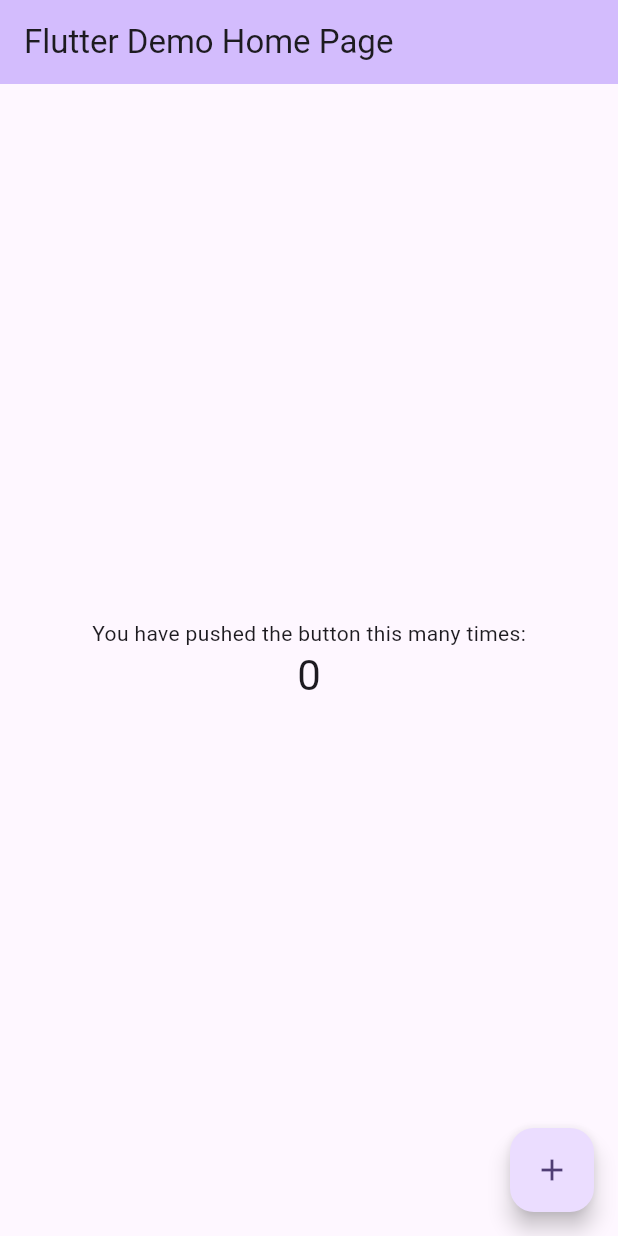
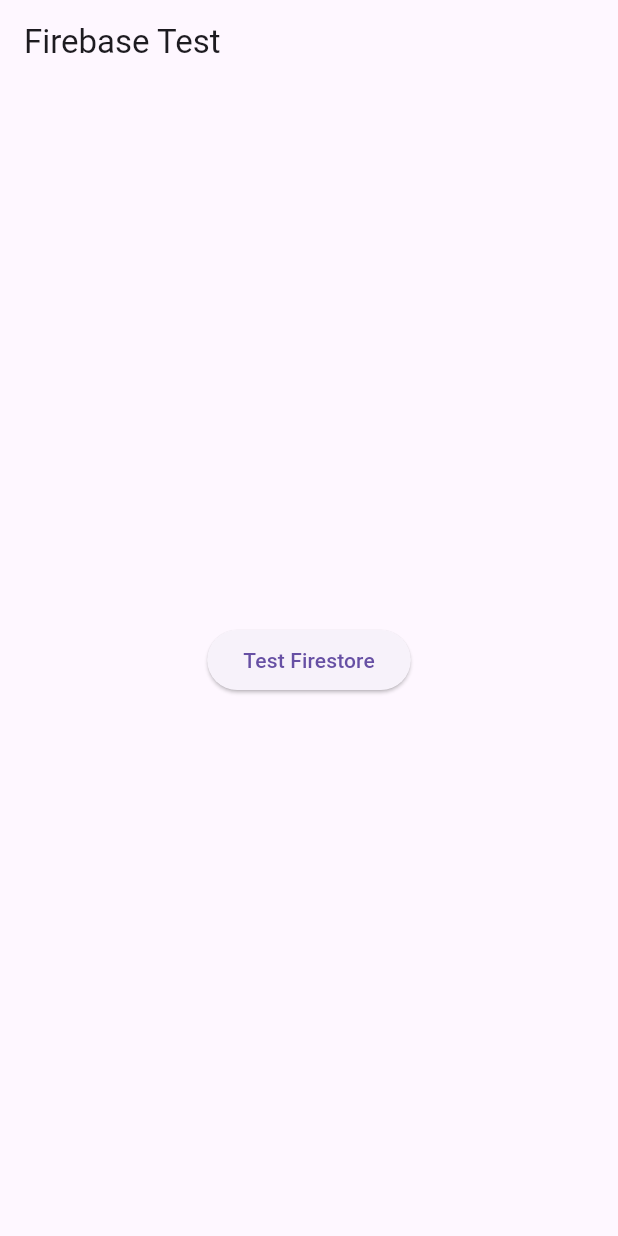
Before and after one commit to iMalikHashim/Personal-Budgeting-App-Flutter-, a Flutter app: the screen it shows after launch, on a phone screen of 412 x 824 dp. Run offline on Flutter 3.47's test engine with Material 3 defaults, Android fonts, the phone set to English and light mode, and no system bars; our stand-ins replace cloud_firestore, firebase_core; accounts and stored records are empty.

Commit message:
Tweaks Done, Integration Working

```diff
--- a/budget_pro/lib/main.dart
+++ b/budget_pro/lib/main.dart
@@ -1,125 +1,54 @@
 import 'package:flutter/material.dart';
+import 'package:firebase_core/firebase_core.dart';
+import 'package:cloud_firestore/cloud_firestore.dart';
 
-void main() {
-  runApp(const MyApp());
+Future<void> main() async {
+  WidgetsFlutterBinding.ensureInitialized();
+
+  await Firebase.initializeApp(
+    options: const FirebaseOptions(
+      apiKey: 'AIzaSyA-Rv4MpRic-sOhdLqEDzszbLIsbUOfVsI',
+      appId: '1:430214389103:android:b2e02f0343c114d8ad5c9a',
+      messagingSenderId: 'your-messaging-sender-id',
+      projectId: 'budgetpro-25955',
+      storageBucket: 'budgetpro-25955.appspot.com',
+    ),
+  );
+
+  runApp(MyApp());
 }
 
 class MyApp extends StatelessWidget {
-  const MyApp({super.key});
-
-  // This widget is the root of your application.
   @override
   Widget build(BuildContext context) {
     return MaterialApp(
-      title: 'Flutter Demo',
-      theme: ThemeData(
-        // This is the theme of your application.
-        //
-        // TRY THIS: Try running your application with "flutter run". You'll see
-        // the application has a purple toolbar. Then, without quitting the app,
-        // try changing the seedColor in the colorScheme below to Colors.green
-        // and then invoke "hot reload" (save your changes or press the "hot
-        // reload" button in a Flutter-supported IDE, or press "r" if you used
-        // the command line to start the app).
-        //
-        // Notice that the counter didn't reset back to zero; the application
-        // state is not lost during the reload. To reset the state, use hot
-        // restart instead.
-        //
-        // This works for code too, not just values: Most code changes can be
-        // tested with just a hot reload.
-        colorScheme: ColorScheme.fromSeed(seedColor: Colors.deepPurple),
-        useMaterial3: true,
-      ),
-      home: const MyHomePage(title: 'Flutter Demo Home Page'),
+      title: 'Firebase Integration Test',
+      home: HomeScreen(),
     );
   }
 }
 
-class MyHomePage extends StatefulWidget {
-  const MyHomePage({super.key, required this.title});
-
-  // This widget is the home page of your application. It is stateful, meaning
-  // that it has a State object (defined below) that contains fields that affect
-  // how it looks.
-
-  // This class is the configuration for the state. It holds the values (in this
-  // case the title) provided by the parent (in this case the App widget) and
-  // used by the build method of the State. Fields in a Widget subclass are
-  // always marked "final".
-
-  final String title;
-
-  @override
-  State<MyHomePage> createState() => _MyHomePageState();
-}
-
-class _MyHomePageState extends State<MyHomePage> {
-  int _counter = 0;
-
-  void _incrementCounter() {
-    setState(() {
-      // This call to setState tells the Flutter framework that something has
-      // changed in this State, which causes it to rerun the build method below
-      // so that the display can reflect the updated values. If we changed
-      // _counter without calling setState(), then the build method would not be
-      // called again, and so nothing would appear to happen.
-      _counter++;
-    });
-  }
-
+class HomeScreen extends StatelessWidget {
   @override
   Widget build(BuildContext context) {
-    // This method is rerun every time setState is called, for instance as done
-    // by the _incrementCounter method above.
-    //
-    // The Flutter framework has been optimized to make rerunning build methods
-    // fast, so that you can just rebuild anything that needs updating rather
-    // than having to individually change instances of widgets.
     return Scaffold(
-      appBar: AppBar(
-        // TRY THIS: Try changing the color here to a specific color (to
-        // Colors.amber, perhaps?) and trigger a hot reload to see the AppBar
-        // change color while the other colors stay the same.
-        backgroundColor: Theme.of(context).colorScheme.inversePrimary,
-        // Here we take the value from the MyHomePage object that was created by
-        // the App.build method, and use it to set our appbar title.
-        title: Text(widget.title),
-      ),
+      appBar: AppBar(title: Text('Firebase Test')),
       body: Center(
-        // Center is a layout widget. It takes a single child and positions it
-        // in the middle of the parent.
-        child: Column(
-          // Column is also a layout widget. It takes a list of children and
-          // arranges them vertically. By default, it sizes itself to fit its
-          // children horizontally, and tries to be as tall as its parent.
-          //
-          // Column has various properties to control how it sizes itself and
-          // how it positions its children. Here we use mainAxisAlignment to
-          // center the children vertically; the main axis here is the vertical
-          // axis because Columns are vertical (the cross axis would be
-          // horizontal).
-          //
-          // TRY THIS: Invoke "debug painting" (choose the "Toggle Debug Paint"
-          // action in the IDE, or press "p" in the console), to see the
-          // wireframe for each widget.
-          mainAxisAlignment: MainAxisAlignment.center,
-          children: <Widget>[
-            const Text(
-              'You have pushed the button this many times:',
-            ),
-            Text(
-              '$_counter',
-              style: Theme.of(context).textTheme.headlineMedium,
-            ),
-          ],
+        child: ElevatedButton(
+          onPressed: () async {
+            // Test Firestore
+            try {
+              await FirebaseFirestore.instance
+                  .collection('test')
+                  .add({'timestamp': DateTime.now()});
+              print('Document added successfully');
+            } catch (e) {
+              print('Error adding document: $e');
+            }
+          },
+          child: Text('Test Firestore'),
         ),
       ),
-      floatingActionButton: FloatingActionButton(
-        onPressed: _incrementCounter,
-        tooltip: 'Increment',
-        child: const Icon(Icons.add),
-      ), // This trailing comma makes auto-formatting nicer for build methods.
     );
   }
 }
```
Also changed, not shown: 3 other files.
